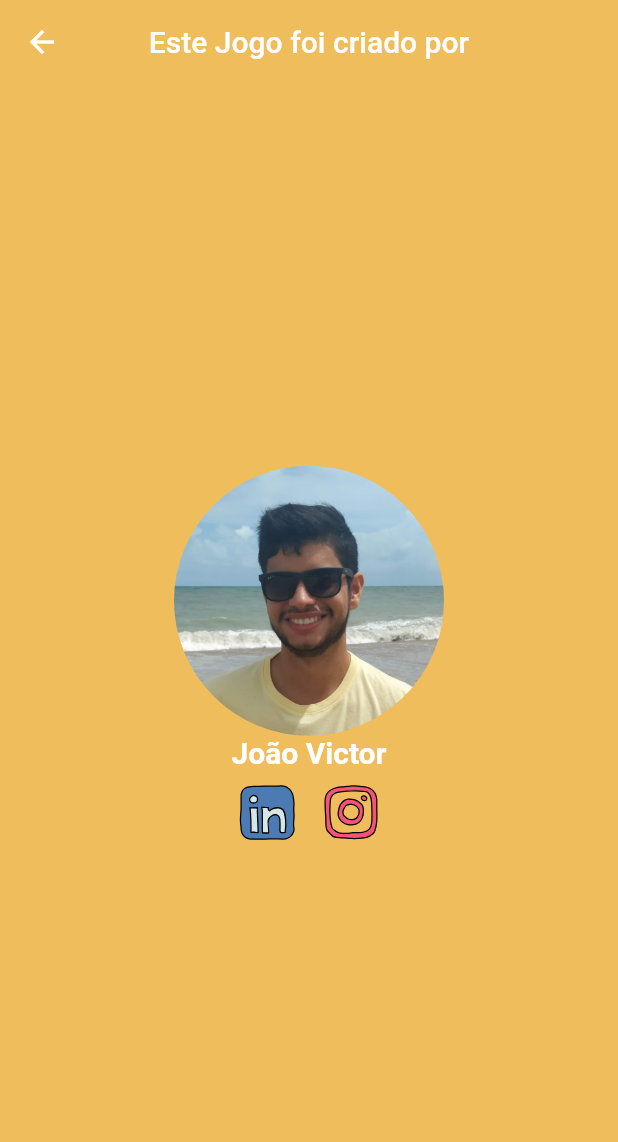
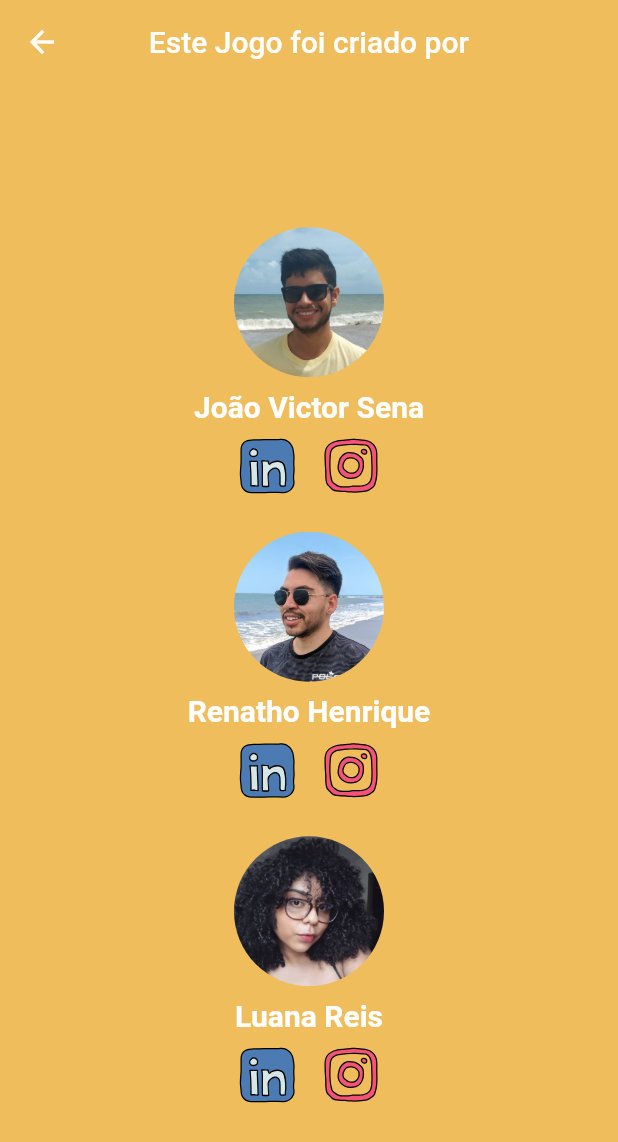
Before and after one commit to jvsena42/apipa_game_flutter, a Flutter app: the Credits screen opened by its route, on a phone screen of 412 x 824 dp. Shown: the top 1142 px of the screen. Run offline on Flutter 3.47's test engine with Material 2 defaults, Android fonts, the light colour scheme and no system bars; our stand-ins replace flutter_svg.

Commit message:
feat: credits screen

```diff
--- a/lib/components/buttons.dart
+++ b/lib/components/buttons.dart
@@ -27,7 +27,9 @@ class ButtonImage extends StatelessWidget {
 
   @override
   Widget build(BuildContext context) {
-    return GestureDetector(
+    return Padding(
+      padding: const EdgeInsets.all(8.0),
+      child: GestureDetector(
         onTap: () {
           _launchURL(url.toString());
         },
@@ -35,6 +37,7 @@ class ButtonImage extends StatelessWidget {
           imgRef,
           width: 40.0,
           height: 40.0,
+        ),
       ),
     );
   }
--- /dev/null
+++ b/lib/components/image.dart
@@ -0,0 +1,25 @@
+import 'package:flutter/material.dart';
+
+class ImageCircle extends StatelessWidget {
+
+  String imageRef;
+
+  ImageCircle({required this.imageRef});
+
+  @override
+  Widget build(BuildContext context) {
+    return Padding(
+      padding: const EdgeInsets.only(bottom: 8.0,top: 16.0),
+      child: Container(
+        width: 100,
+        height: 100,
+        decoration: BoxDecoration(
+          shape: BoxShape.circle,
+          image: DecorationImage(
+              image: AssetImage(imageRef),
+              fit: BoxFit.fill),
+        ),
+      ),
+    );
+  }
+}
--- a/lib/screens/credits_page.dart
+++ b/lib/screens/credits_page.dart
@@ -1,4 +1,5 @@
 import 'package:apipa_game_flutter/components/buttons.dart';
+import 'package:apipa_game_flutter/components/image.dart';
 import 'package:apipa_game_flutter/constants/colors.dart';
 import 'package:apipa_game_flutter/constants/text_styles.dart';
 import 'package:flutter/material.dart';
@@ -24,37 +25,68 @@ class _CreditsState extends State<Credits> {
           crossAxisAlignment: CrossAxisAlignment.center,
           mainAxisAlignment: MainAxisAlignment.center,
           children: [
-            Container(
-              width: 180,
-              height: 180,
-              decoration: BoxDecoration(
-                shape: BoxShape.circle,
-                image: DecorationImage(
-                    image: AssetImage('assets/images/jv.jpg'),
-                    fit: BoxFit.fill),
-              ),
+            ImageCircle(
+              imageRef: 'assets/images/jv.jpg',
             ),
             Text(
-              'João Victor',
+              'João Victor Sena',
               style: kInfoStyle,
             ),
             Center(
               child: Row(
                 mainAxisAlignment: MainAxisAlignment.center,
                 children: [
-                  Padding(
-                    padding: const EdgeInsets.all(8.0),
-                    child: ButtonImage(
-                      url: 'https://www.linkedin.com/in/jvsena42/',
-                      imgRef: 'assets/images/ic_linkedin.svg',
-                    ),
+                  ButtonImage(
+                    url: 'https://www.linkedin.com/in/jvsena42/',
+                    imgRef: 'assets/images/ic_linkedin.svg',
                   ),
-                  Padding(
-                    padding: const EdgeInsets.all(8.0),
-                    child: ButtonImage(
-                      url: 'https://www.instagram.com/jvsena42/',
-                      imgRef: 'assets/images/ic_instagram.svg',
-                    ),
+                  ButtonImage(
+                    url: 'https://www.instagram.com/jvsena42/',
+                    imgRef: 'assets/images/ic_instagram.svg',
+                  ),
+                ],
+              ),
+            ),
+            ImageCircle(
+              imageRef: 'assets/images/renatho.jpg',
+            ),
+            Text(
+              'Renatho Henrique',
+              style: kInfoStyle,
+            ),
+            Center(
+              child: Row(
+                mainAxisAlignment: MainAxisAlignment.center,
+                children: [
+                  ButtonImage(
+                    url: 'https://www.linkedin.com/in/renathohcc/',
+                    imgRef: 'assets/images/ic_linkedin.svg',
+                  ),
+                  ButtonImage(
+                    url: 'https://www.instagram.com/renathohcc/',
+                    imgRef: 'assets/images/ic_instagram.svg',
+                  ),
+                ],
+              ),
+            ),
+            ImageCircle(
+              imageRef: 'assets/images/luana.jpg',
+            ),
+            Text(
+              'Luana Reis',
+              style: kInfoStyle,
+            ),
+            Center(
+              child: Row(
+                mainAxisAlignment: MainAxisAlignment.center,
+                children: [
+                  ButtonImage(
+                    url: 'https://www.linkedin.com/in/luanareis9/',
+                    imgRef: 'assets/images/ic_linkedin.svg',
+                  ),
+                  ButtonImage(
+                    url: 'https://www.instagram.com/lu_reis9/',
+                    imgRef: 'assets/images/ic_instagram.svg',
                   ),
                 ],
               ),
```
Lines whose indentation alone changed are shown as unchanged.
